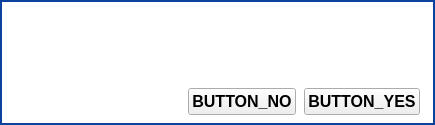
Scille/parsec-cloud, file parsec/core/gui/forms/question_dialog.ui: the form before one commit.
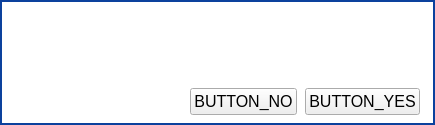
The form after the commit. Icons and pictures are not drawn. Custom widgets are drawn as their Qt base class.

Commit message: [GUI] Fixed dialogs CSS

The edit to the form file:
```diff
--- a/parsec/core/gui/forms/question_dialog.ui
+++ b/parsec/core/gui/forms/question_dialog.ui
@@ -35,6 +35,11 @@
    <string notr="true">QPushButton:pressed
 {
 border: 0;
+}
+
+QLabel
+{
+color: rgb(12, 65, 157);
 }</string>
   </property>
   <layout class="QVBoxLayout" name="verticalLayout">
@@ -281,8 +286,8 @@
               <property name="font">
                <font>
                 <pointsize>12</pointsize>
-                <weight>75</weight>
-                <bold>true</bold>
+                <weight>50</weight>
+                <bold>false</bold>
                </font>
               </property>
               <property name="layoutDirection">
@@ -313,8 +318,8 @@
               <property name="font">
                <font>
                 <pointsize>12</pointsize>
-                <weight>75</weight>
-                <bold>true</bold>
+                <weight>50</weight>
+                <bold>false</bold>
                </font>
               </property>
               <property name="layoutDirection">
```
Left out of the diff: 2 changed lines with no effect on the pictures. The commit also changes 6 other files.
